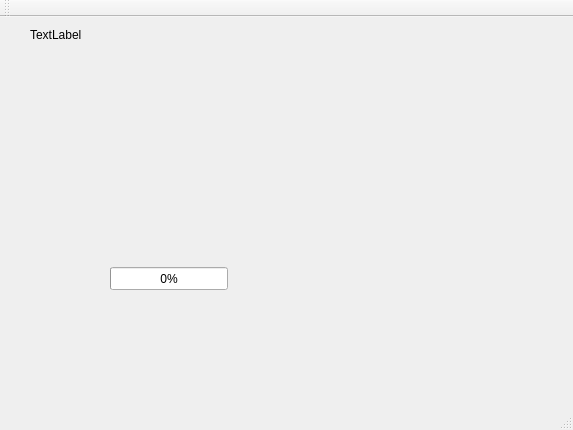
This is ui/trafficcountermainwindow.ui in krajsz/traffic-counter-opencv as Qt 5 draws it before an edit. The edited form follows.
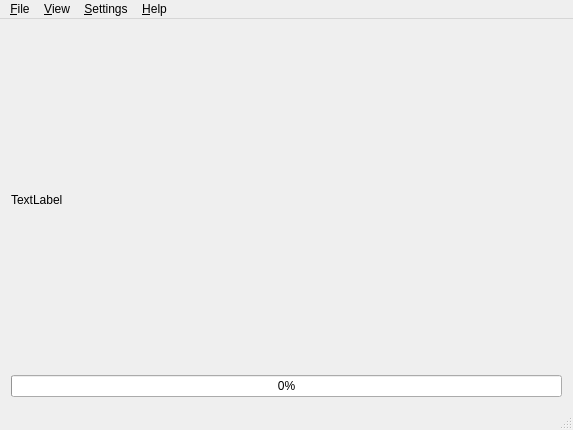
This is the edited form.

What changed in the file:
```diff
--- a/ui/trafficcountermainwindow.ui
+++ b/ui/trafficcountermainwindow.ui
@@ -14,32 +14,26 @@
    <string>TrafficCounter</string>
   </property>
   <widget class="QWidget" name="centralWidget">
-   <widget class="QLabel" name="videoFrameDisplayLabel">
-    <property name="geometry">
-     <rect>
-      <x>30</x>
-      <y>10</y>
-      <width>64</width>
-      <height>15</height>
-     </rect>
-    </property>
-    <property name="text">
-     <string>TextLabel</string>
-    </property>
-   </widget>
-   <widget class="QProgressBar" name="playbackProgressProgressBar">
-    <property name="geometry">
-     <rect>
-      <x>110</x>
-      <y>250</y>
-      <width>118</width>
-      <height>23</height>
-     </rect>
-    </property>
-    <property name="value">
-     <number>0</number>
-    </property>
-   </widget>
+   <layout class="QGridLayout" name="gridLayout">
+    <item row="0" column="0">
+     <layout class="QVBoxLayout" name="verticalLayout">
+      <item>
+       <widget class="QLabel" name="videoFrameDisplayLabel">
+        <property name="text">
+         <string>TextLabel</string>
+        </property>
+       </widget>
+      </item>
+      <item>
+       <widget class="QProgressBar" name="playbackProgressProgressBar">
+        <property name="value">
+         <number>0</number>
+        </property>
+       </widget>
+      </item>
+     </layout>
+    </item>
+   </layout>
   </widget>
   <widget class="QMenuBar" name="mainMenuBar">
    <property name="geometry">
@@ -50,14 +44,35 @@
      <height>20</height>
     </rect>
    </property>
-  </widget>
-  <widget class="QToolBar" name="mainToolBar">
-   <attribute name="toolBarArea">
-    <enum>TopToolBarArea</enum>
-   </attribute>
-   <attribute name="toolBarBreak">
-    <bool>false</bool>
-   </attribute>
+   <widget class="QMenu" name="menuFile">
+    <property name="title">
+     <string>&amp;File</string>
+    </property>
+    <addaction name="openVideoAction"/>
+   </widget>
+   <widget class="QMenu" name="menuView">
+    <property name="title">
+     <string>&amp;View</string>
+    </property>
+    <addaction name="sourceSettingsAction"/>
+    <addaction name="playbackActionsAction"/>
+   </widget>
+   <widget class="QMenu" name="menuHelp">
+    <property name="title">
+     <string>&amp;Help</string>
+    </property>
+    <addaction name="aboutAction"/>
+   </widget>
+   <widget class="QMenu" name="menuSettings">
+    <property name="title">
+     <string>&amp;Settings</string>
+    </property>
+    <addaction name="databaseSettingsAction"/>
+   </widget>
+   <addaction name="menuFile"/>
+   <addaction name="menuView"/>
+   <addaction name="menuSettings"/>
+   <addaction name="menuHelp"/>
   </widget>
   <widget class="QStatusBar" name="mainStatusBar"/>
  </widget>
```
Left out of the diff: 37 changed lines with no effect on the pictures.
